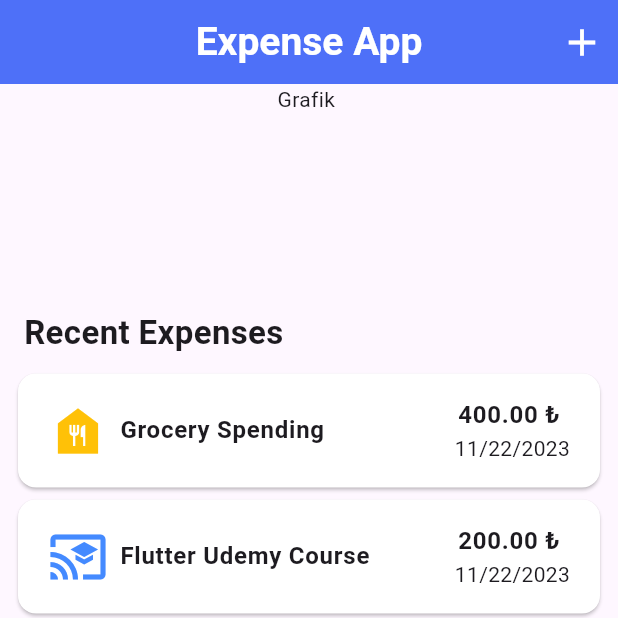
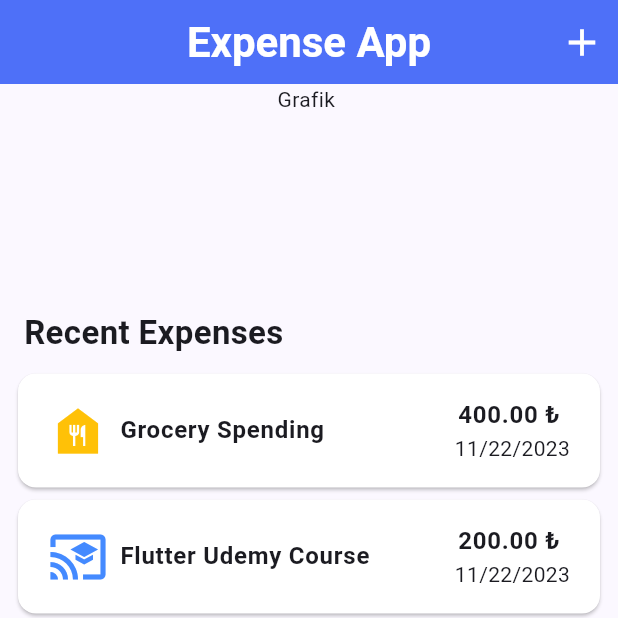
Before and after one commit to ozgeakinci/expenseapp, a Flutter app: the screen it shows after launch, on a phone screen of 412 x 824 dp, the top half of it. Run offline on Flutter 3.47's test engine with Material 2 defaults, Android fonts, the phone set to English and light mode, and no system bars.

```diff
--- a/lib/models/expense.dart
+++ b/lib/models/expense.dart
@@ -57,4 +57,6 @@ class Expense {
     var formatter = DateFormat.yMd();
     return formatter.format(date);
   }
+
+  void undo() {}
 }
--- a/lib/pages/expense_list.dart
+++ b/lib/pages/expense_list.dart
@@ -1,40 +1,30 @@
 import 'package:expenseapp/models/expense.dart';
 import 'package:expenseapp/widgets/expense_item.dart';
-import 'package:expenseapp/widgets/new_expense.dart';
 import 'package:flutter/material.dart';
 
 class ExpenseList extends StatefulWidget {
-  const ExpenseList({Key? key}) : super(key: key);
+  const ExpenseList(
+    this.expenses,
+    this.onRemove, {
+    Key? key,
+  }) : super(key: key);
+
+  final List<Expense> expenses;
+  final void Function(Expense expense) onRemove;
 
   @override
   _ExpenseListState createState() => _ExpenseListState();
 }
 
 class _ExpenseListState extends State<ExpenseList> {
-  //dummy data
+  List<Expense> removedExpenses = [];
 
-  final List<Expense> expenses = [
-    Expense(
-        name: "Grocery Spending",
-        price: 400,
-        date: DateTime.now(),
-        category: Category.food),
-    Expense(
-        name: 'Flutter Udemy Course',
-        price: 200,
-        date: DateTime.now(),
-        category: Category.education),
-    Expense(
-        name: 'Spain Tour',
-        price: 25000,
-        date: DateTime.now(),
-        category: Category.travel),
-    Expense(
-        name: 'Business lunch',
-        price: 1500,
-        date: DateTime.now(),
-        category: Category.work)
-  ];
+  void undoRemove(int index) {
+    Expense removedExpense = removedExpenses.removeLast();
+    setState(() {
+      widget.expenses.insert(index, removedExpense);
+    });
+  }
 
   @override
   Widget build(BuildContext context) {
@@ -57,9 +47,33 @@ class _ExpenseListState extends State<ExpenseList> {
         Expanded(
           child: ListView.builder(
             padding: const EdgeInsets.all(8),
-            itemCount: expenses.length,
+            itemCount: widget.expenses.length,
             itemBuilder: (context, index) {
-              return ExpenseItem(expenses[index]);
+              return Dismissible(
+                movementDuration: const Duration(seconds: 1),
+                key: ValueKey(widget.expenses[index]),
+                child: ExpenseItem(widget.expenses[index]),
+                onDismissed: (direction) {
+                  Expense removedExpense = widget.expenses[index];
+                  widget.onRemove(removedExpense);
+                  setState(() {
+                    removedExpenses.add(removedExpense);
+                  });
+
+                  final snackBar = SnackBar(
+                    content: const Text('Expense removed'),
+                    action: SnackBarAction(
+                      label: 'Undo',
+                      onPressed: () {
+                        setState(() {
+                          undoRemove(index);
+                        });
+                      },
+                    ),
+                  );
+                  ScaffoldMessenger.of(context).showSnackBar(snackBar);
+                },
+              );
             },
           ),
         )
--- a/lib/pages/main_page.dart
+++ b/lib/pages/main_page.dart
@@ -11,39 +11,68 @@ class MainPage extends StatefulWidget {
 }
 
 class _MainPageState extends State<MainPage> {
-  final List<Expense> expenses = [];
+  final String _title = "Expense App";
+  final List<Expense> expenses = [
+    Expense(
+        name: "Grocery Spending",
+        price: 400,
+        date: DateTime.now(),
+        category: Category.food),
+    Expense(
+        name: 'Flutter Udemy Course',
+        price: 200,
+        date: DateTime.now(),
+        category: Category.education),
+    Expense(
+        name: 'Spain Tour',
+        price: 25000,
+        date: DateTime.now(),
+        category: Category.travel),
+    Expense(
+        name: 'Business lunch',
+        price: 1500,
+        date: DateTime.now(),
+        category: Category.work)
+  ];
 
-  void _addExpense(Expense newExpense) {
+  void addExpense(Expense expense) {
     setState(() {
-      expenses.add(newExpense);
+      expenses.add(expense);
     });
   }
+
+  void removeExpense(Expense expense) {
+    setState(() {
+      expenses.remove(expense);
+    });
+  }
+
+  // bool isDark = true;
 
   @override
   Widget build(BuildContext context) {
     return Scaffold(
       appBar: AppBar(
         centerTitle: true,
-        backgroundColor: const Color.fromARGB(255, 78, 112, 248),
-        title: const Text(
-          "Expense App",
-          style: TextStyle(
-              fontWeight: FontWeight.bold,
-              fontSize: 26,
-              color: Color(0xffffffff)),
-        ),
+        title: Text(_title, style: Theme.of(context).textTheme.headlineMedium),
         actions: [
           IconButton(
               onPressed: () {
                 showModalBottomSheet(
-                    context: context, builder: (ctx) => const NewExpense());
+                    context: context,
+                    builder: (ctx) => NewExpense(
+                          onAdd: (expense) => addExpense(expense),
+                        ));
               },
               icon: const Icon(Icons.add),
               iconSize: 30,
               color: Colors.white),
         ],
       ),
-      body: const ExpenseList(),
+      body: ExpenseList(
+        expenses,
+        removeExpense,
+      ),
     );
   }
 }
--- a/lib/widgets/expense_item.dart
+++ b/lib/widgets/expense_item.dart
@@ -6,10 +6,12 @@ class ExpenseItem extends StatefulWidget {
   const ExpenseItem(
     this.expense, {
     Key? key,
+    this.newExpense,
   }) : super(key: key);
 
   final Expense expense;
 
+  final newExpense;
   @override
   State<ExpenseItem> createState() => _ExpenseItemState();
 }
@@ -18,7 +20,7 @@ class _ExpenseItemState extends State<ExpenseItem> {
   @override
   Widget build(BuildContext context) {
     return Card(
-      color: const Color(0xffffffff),
+      // color: const Color(0xffffffff),
       child: Padding(
         padding: const EdgeInsets.symmetric(vertical: 16, horizontal: 20),
         child: Row(
@@ -44,7 +46,7 @@ class _ExpenseItemState extends State<ExpenseItem> {
                 //   TextStyle(
                 //       fontWeight: fontWeight.fontWeight, fontSize: 16),
                 // ),
-                Text(widget.expense.formattedDate)
+                Text(widget.expense.formattedDate),
               ],
             )
           ],
```
Also changed, not shown: lib/main.dart (+23 -2 lines), lib/widgets/new_expense.dart (+6 -7 lines).
